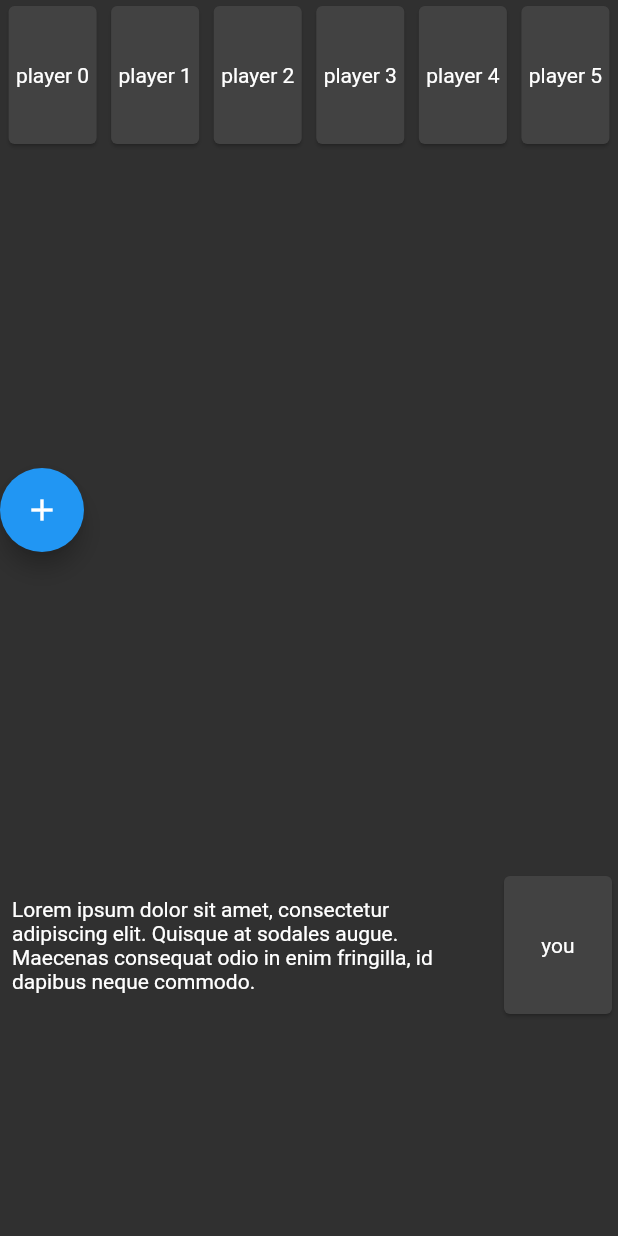
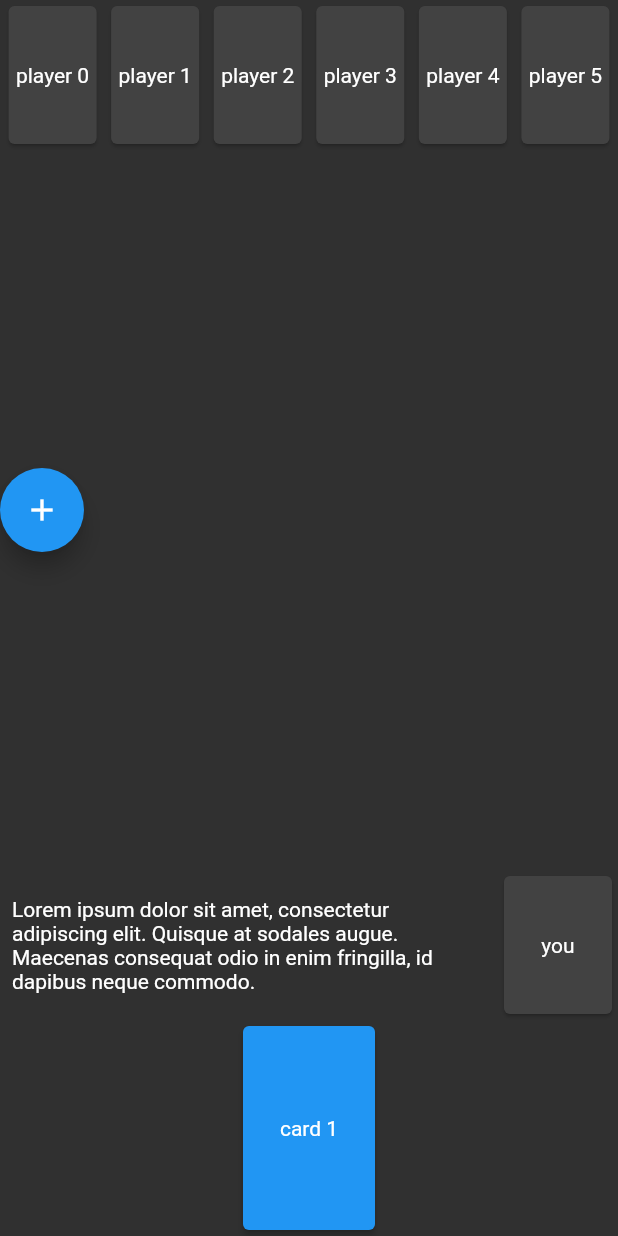
Before and after one commit to stephtelolahy/WildWest-Flutter, a Flutter app: the screen it shows after launch, after a tap on the "add" icon, on a phone screen of 412 x 824 dp. Run offline on Flutter 3.47's test engine with Material 2 defaults, Android fonts, the phone set to English and light mode, and no system bars; our stand-ins replace bloc, flutter_bloc.

Commit message:
animate to center of target

```diff
--- a/lib/pages/game/cubit/game_cubit.dart
+++ b/lib/pages/game/cubit/game_cubit.dart
@@ -18,27 +18,22 @@ class GameCubit extends Cubit<GameState> {
     return "card $_counter";
   }
 
-  void completeCurrentEvent() {
+  void update() {
     final event = state.event;
     if (event is GameEventDraw) {
-      var hand = state.hand;
-      hand.removeWhere((e) => e == null);
-      hand.add(event.card);
-
       emit(GameState(
           others: state.others,
           played: state.played,
           discard: state.discard,
-          hand: hand,
+          hand: state.hand + [event.card],
           event: null));
     }
   }
 
   void play(String card) {
-    var hand = state.hand;
-    hand.remove(card);
+    final hand = state.hand..remove(card);
 
-    var discard = state.discard;
+    final discard = state.discard;
     final played = state.played;
     if (played != null) {
       discard.add(played);
@@ -59,7 +54,7 @@ class GameCubit extends Cubit<GameState> {
         others: state.others,
         played: state.played,
         discard: state.discard,
-        hand: state.hand + [null],
+        hand: state.hand,
         event: GameEventDraw(card: _getDeckCard()),
       ),
     );
--- a/lib/pages/game/cubit/game_state.dart
+++ b/lib/pages/game/cubit/game_state.dart
@@ -4,7 +4,7 @@ part of 'game_cubit.dart';
 class GameState {
   final String? played;
   final List<String> discard;
-  final List<String?> hand;
+  final List<String> hand;
   final List<String> others;
   final GameEvent? event;
 
--- a/lib/pages/game/game_page.dart
+++ b/lib/pages/game/game_page.dart
@@ -6,7 +6,6 @@ import 'package:wildwest_flutter/misc/size_utils.dart';
 import 'package:wildwest_flutter/pages/game/cubit/game_cubit.dart';
 import 'package:wildwest_flutter/pages/game/widgets/animated_card.dart';
 import 'package:wildwest_flutter/pages/game/widgets/card.dart';
-import 'package:wildwest_flutter/pages/game/widgets/card_placeholder.dart';
 import 'package:wildwest_flutter/pages/game/widgets/player.dart';
 
 class GamePage extends StatelessWidget {
@@ -25,7 +24,7 @@ class _GameView extends StatelessWidget {
   final _keyDeck = GlobalKey();
   final _keyYou = GlobalKey();
   final _keyAnimated = GlobalKey<AnimatedCardState>();
-  final _keysHand = List.generate(20, (index) => GlobalKey());
+  final _keyHand = GlobalKey();
 
   @override
   Widget build(BuildContext context) {
@@ -140,24 +139,17 @@ class _GameView extends StatelessWidget {
     ));
   }
 
-  Widget _buildHand(BuildContext context, List<String?> cards) {
+  Widget _buildHand(BuildContext context, List<String> cards) {
     final maxWidth = SizeUtils.maxItemWidthInARow(context, cards.length);
     return Container(
+      key: _keyHand,
       height: CardWidget.CARD_HEIGHT,
       child: Row(
         mainAxisAlignment: MainAxisAlignment.center,
         children: List.generate(
           cards.length,
-          (index) {
-            final name = cards[index];
-            final key = _keysHand[index];
-            if (name != null) {
-              return CardWidget(
-                  key: key, name: name, maxWidth: maxWidth, draggable: true);
-            } else {
-              return CardPlaceholder(key: key, maxWidth: maxWidth);
-            }
-          },
+          (index) => CardWidget(
+              name: cards[index], maxWidth: maxWidth, draggable: true),
         ),
       ),
     );
@@ -166,10 +158,9 @@ class _GameView extends StatelessWidget {
   void _handleEvent(BuildContext context, GameState state) {
     final event = state.event;
     if (event is GameEventDraw) {
-      final keyTarget = _keysHand[state.hand.length - 1];
       _keyAnimated.currentState
-          ?.animate(card: event.card, fromKey: _keyDeck, toKey: keyTarget)
-          .then((_) => context.read<GameCubit>().completeCurrentEvent());
+          ?.animate(card: event.card, fromKey: _keyDeck, toKey: _keyHand)
+          .then((_) => context.read<GameCubit>().update());
     }
   }
 }
--- a/lib/pages/game/widgets/animated_card.dart
+++ b/lib/pages/game/widgets/animated_card.dart
@@ -20,7 +20,7 @@ class AnimatedCardState extends State<AnimatedCard>
   void initState() {
     super.initState();
     _controller = AnimationController(
-      duration: Duration(milliseconds: 1000),
+      duration: Duration(milliseconds: 400),
       vsync: this,
     )..addListener(() {
         setState(() {});
@@ -59,15 +59,17 @@ class AnimatedCardState extends State<AnimatedCard>
     final opacity = _opacity?.value ?? 0.0;
     final name = _card ?? '';
     return AnimatedBuilder(
+      animation: _controller,
       builder: (context, child) => Positioned(
         left: left,
         top: top,
         child: Opacity(
           opacity: opacity,
-          child: CardWidget(name: name),
+          child: IgnorePointer(
+            child: CardWidget(name: name, color: Colors.amber),
+          ),
         ),
       ),
-      animation: _controller,
     );
   }
 
@@ -77,18 +79,14 @@ class AnimatedCardState extends State<AnimatedCard>
       required GlobalKey toKey}) async {
     _card = card;
 
-    final beginBox = fromKey.currentContext?.findRenderObject() as RenderBox;
-    Offset beginOffset = beginBox.localToGlobal(Offset.zero);
-
-    final endBox = toKey.currentContext?.findRenderObject() as RenderBox;
-    Offset endOffset = endBox.localToGlobal(Offset.zero);
-
+    final beginOffset = offsetForCardCenteredAt(fromKey);
+    final endOffset = offsetForCardCenteredAt(toKey);
     _offset = Tween<Offset>(begin: beginOffset, end: endOffset).animate(
       CurvedAnimation(
         parent: _controller,
         curve: Interval(
           0.0,
-          0.5,
+          1.0,
           curve: Curves.ease,
         ),
       ),
@@ -96,4 +94,14 @@ class AnimatedCardState extends State<AnimatedCard>
 
     await _controller.forward(from: 0.0);
   }
+
+  static Offset offsetForCardCenteredAt(GlobalKey key) {
+    final box = key.currentContext?.findRenderObject() as RenderBox;
+    final offset = box.localToGlobal(Offset.zero);
+    final centerX = offset.dx + box.size.width / 2.0;
+    final centerY = offset.dy + box.size.height / 2.0;
+    final left = centerX - CardWidget.CARD_WIDTH / 2.0;
+    final top = centerY - CardWidget.CARD_HEIGHT / 2.0;
+    return Offset(left, top);
+  }
 }
--- a/lib/pages/game/widgets/card.dart
+++ b/lib/pages/game/widgets/card.dart
@@ -12,12 +12,14 @@ class CardWidget extends StatelessWidget {
   final String name;
   final double maxWidth;
   final bool draggable;
+  final Color color;
 
   CardWidget({
     Key? key,
     required this.name,
     this.maxWidth = CARD_WIDTH,
     this.draggable = false,
+    this.color = Colors.blue,
   }) : super(key: key);
 
   @override
@@ -34,7 +36,7 @@ class CardWidget extends StatelessWidget {
         elevation: CARD_ELEVATION,
         shape: RoundedRectangleBorder(
             borderRadius: BorderRadius.circular(CARD_RADIUS)),
-        color: Colors.blue,
+        color: color,
         child: Center(child: Text(name, textAlign: TextAlign.center)),
       ),
     );
--- a/lib/pages/game/widgets/card_placeholder.dart
+++ /dev/null
@@ -1,19 +0,0 @@
-import 'dart:math';
-
-import 'package:flutter/material.dart';
-import 'package:wildwest_flutter/pages/game/widgets/card.dart';
-
-class CardPlaceholder extends StatelessWidget {
-  final double maxWidth;
-
-  CardPlaceholder({Key? key, required this.maxWidth}) : super(key: key);
-
-  @override
-  Widget build(BuildContext context) {
-    final width = min(CardWidget.CARD_WIDTH, maxWidth);
-    return Container(
-      height: CardWidget.CARD_HEIGHT,
-      width: width,
-    );
-  }
-}
```
